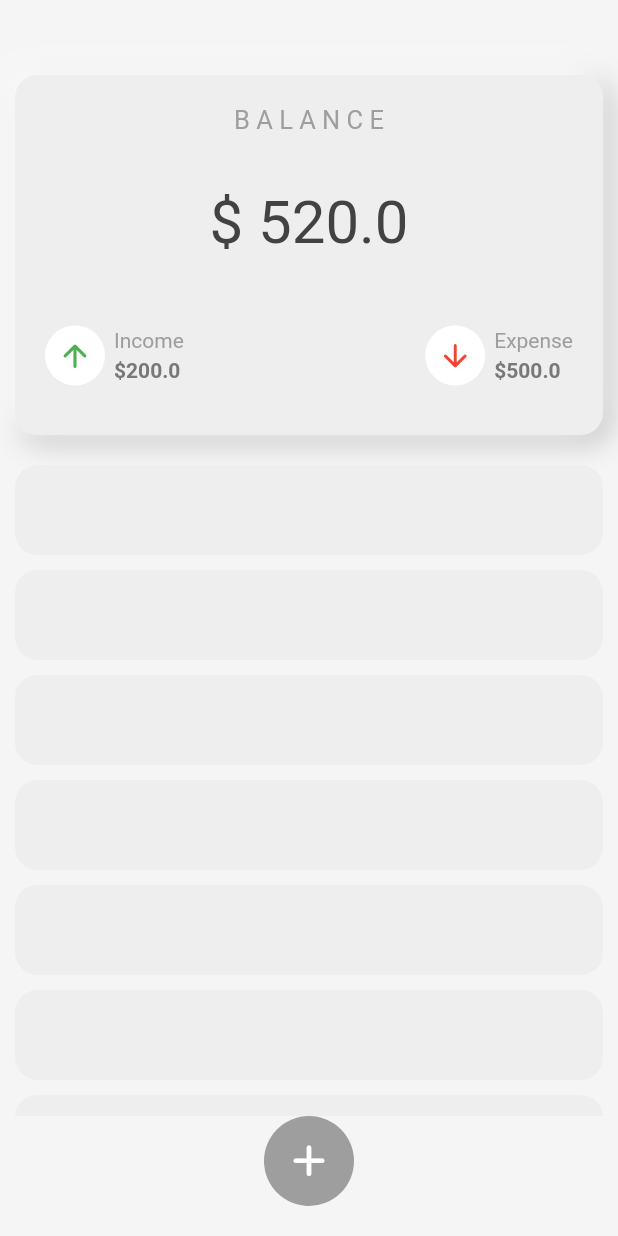
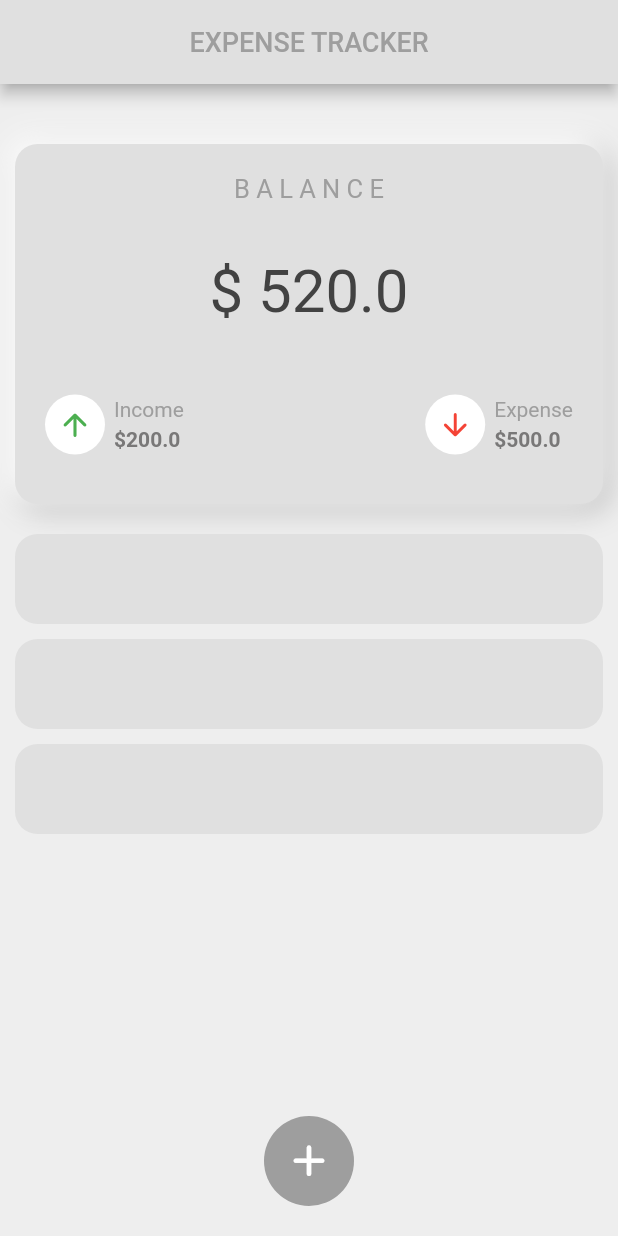
Before and after one commit to Daniel-Grayson/ExpenseTrackerApp, a Flutter app: the screen it shows after launch, on a phone screen of 412 x 824 dp. Run offline on Flutter 3.47's test engine with Material 2 defaults, Android fonts, the phone set to English and light mode, and no system bars; missing offline and left inert: gsheets; key blocks and very long unbroken strings in the code were emptied for the run.

Commit message:
added an app bar and started the theme mode

```diff
--- a/lib/home.dart
+++ b/lib/home.dart
@@ -3,19 +3,48 @@ import 'package:expense_tracker_app/top_card.dart';
 import 'package:expense_tracker_app/transactions.dart';
 import 'package:flutter/material.dart';
 
-class MyApp extends StatelessWidget {
+class MyApp extends StatefulWidget {
   const MyApp({Key? key}) : super(key: key);
+
+  @override
+  State<MyApp> createState() => _MyAppState();
+}
+
+class _MyAppState extends State<MyApp> {
+  // new transaction
+  void _addTransaction() {
+    showDialog(
+        context: context,
+        builder: (context) {
+          return const AlertDialog(
+            title: Text("NEW TRANSACTIONS"),
+            content: Text("Hey, Hello World"),
+          );
+        });
+  }
 
   @override
   Widget build(BuildContext context) {
     return Scaffold(
-      backgroundColor: Colors.grey[100],
-      body: Column(children: const [
-        TopCard(),
-        Expanded(
+      appBar: AppBar(
+          backgroundColor: Colors.grey[300],
+          centerTitle: true,
+          title: const Text(
+            "EXPENSE TRACKER",
+            style: TextStyle(
+              fontSize: 18,
+              color: Colors.grey,
+            ),
+          )),
+      backgroundColor: Colors.grey[200],
+      body: Column(children: [
+        const TopCard(),
+        const Expanded(
           child: Transactions(),
         ),
-        PlusButton(),
+        PlusButton(
+          function: _addTransaction,
+        ),
       ]),
     );
   }
--- a/lib/plus_button.dart
+++ b/lib/plus_button.dart
@@ -1,20 +1,24 @@
 import 'package:flutter/material.dart';
 
 class PlusButton extends StatelessWidget {
-  const PlusButton({Key? key}) : super(key: key);
+  final function;
+  const PlusButton({Key? key, this.function}) : super(key: key);
 
   @override
   Widget build(BuildContext context) {
     return Padding(
       padding: const EdgeInsets.only(bottom: 20.0),
       child: Stack(alignment: Alignment.center, children: [
-        Container(
-          decoration: const BoxDecoration(
-            color: Colors.grey,
-            shape: BoxShape.circle,
+        GestureDetector(
+          onTap: function,
+          child: Container(
+            decoration: const BoxDecoration(
+              color: Colors.grey,
+              shape: BoxShape.circle,
+            ),
+            height: 60,
+            width: 60,
           ),
-          height: 60,
-          width: 60,
         ),
         const Icon(
           Icons.add_rounded,
--- a/lib/top_card.dart
+++ b/lib/top_card.dart
@@ -7,7 +7,7 @@ class TopCard extends StatelessWidget {
   Widget build(BuildContext context) {
     return Padding(
       padding: const EdgeInsets.only(
-        top: 50.0,
+        top: 40.0,
         left: 10,
         right: 10,
         bottom: 10,
@@ -132,7 +132,7 @@ class TopCard extends StatelessWidget {
         ]),
         decoration: BoxDecoration(
             borderRadius: BorderRadius.circular(15),
-            color: Colors.grey[200],
+            color: Colors.grey[300],
             boxShadow: [
               BoxShadow(
                 color: Colors.grey.shade400,
--- a/lib/transactions.dart
+++ b/lib/transactions.dart
@@ -8,7 +8,7 @@ class Transactions extends StatelessWidget {
     return Padding(
       padding: const EdgeInsets.only(top: 5.0),
       child: ListView.builder(
-          itemCount: 20,
+          itemCount: 3,
           itemBuilder: ((context, index) {
             return Padding(
               padding: const EdgeInsets.symmetric(
@@ -18,7 +18,7 @@ class Transactions extends StatelessWidget {
               child: Container(
                 decoration: BoxDecoration(
                   borderRadius: BorderRadius.circular(15),
-                  color: Colors.grey[200],
+                  color: Colors.grey[300],
                 ),
                 height: 60,
               ),
```
